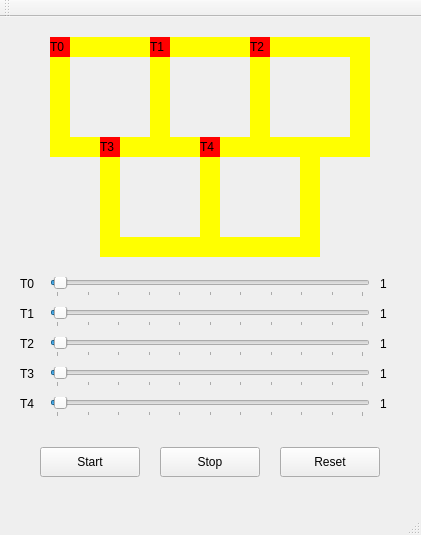
The window that mainwindow.ui (bigodel/uai) describes before a commit, drawn with Qt 5.
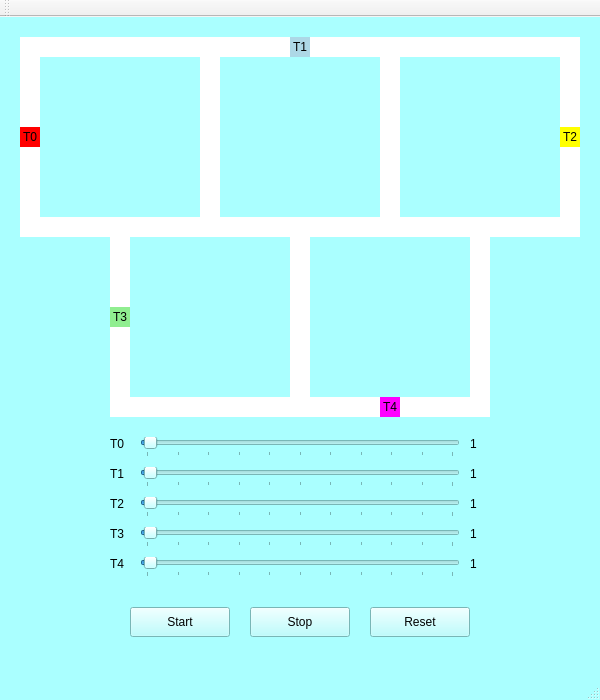
The same window after the commit.

Diff of the .ui file:
```diff
--- a/mainwindow.ui
+++ b/mainwindow.ui
@@ -6,25 +6,35 @@
    <rect>
     <x>0</x>
     <y>0</y>
-    <width>421</width>
-    <height>535</height>
+    <width>600</width>
+    <height>700</height>
    </rect>
   </property>
   <property name="windowTitle">
    <string>MainWindow</string>
   </property>
+  <property name="styleSheet">
+   <string notr="true">QMainWindow { background-color: rgb(170, 255, 255); }</string>
+  </property>
   <widget class="QWidget" name="centralWidget">
+   <property name="styleSheet">
+    <string notr="true">QWidget { background-color: rgb(170, 255, 255); }
+</string>
+   </property>
    <widget class="QLabel" name="label_trail0">
     <property name="geometry">
      <rect>
-      <x>70</x>
+      <x>40</x>
       <y>20</y>
-      <width>80</width>
+      <width>180</width>
       <height>20</height>
      </rect>
     </property>
+    <property name="autoFillBackground">
+     <bool>false</bool>
+    </property>
     <property name="styleSheet">
-     <string notr="true">QLabel { background: yellow}</string>
+     <string notr="true">QLabel { background: white }</string>
     </property>
     <property name="text">
      <string/>
@@ -33,14 +43,17 @@
    <widget class="QLabel" name="label_trail1">
     <property name="geometry">
      <rect>
-      <x>150</x>
-      <y>20</y>
+      <x>200</x>
+      <y>40</y>
       <width>20</width>
-      <height>120</height>
+      <height>180</height>
      </rect>
     </property>
+    <property name="autoFillBackground">
+     <bool>false</bool>
+    </property>
     <property name="styleSheet">
-     <string notr="true">QLabel { background: yellow}</string>
+     <string notr="true">QLabel { background: white }</string>
     </property>
     <property name="text">
      <string/>
@@ -49,14 +62,17 @@
    <widget class="QLabel" name="label_trail2">
     <property name="geometry">
      <rect>
-      <x>70</x>
-      <y>120</y>
-      <width>80</width>
+      <x>20</x>
+      <y>200</y>
+      <width>180</width>
       <height>20</height>
      </rect>
     </property>
+    <property name="autoFillBackground">
+     <bool>false</bool>
+    </property>
     <property name="styleSheet">
-     <string notr="true">QLabel { background: yellow}</string>
+     <string notr="true">QLabel { background: white }</string>
     </property>
     <property name="text">
      <string/>
@@ -65,14 +81,17 @@
    <widget class="QLabel" name="label_trail3">
     <property name="geometry">
      <rect>
-      <x>50</x>
+      <x>20</x>
       <y>20</y>
       <width>20</width>
-      <height>120</height>
+      <height>180</height>
      </rect>
     </property>
+    <property name="autoFillBackground">
+     <bool>false</bool>
+    </property>
     <property name="styleSheet">
-     <string notr="true">QLabel { background: yellow}</string>
+     <string notr="true">QLabel { background: white }</string>
     </property>
     <property name="text">
      <string/>
@@ -81,14 +100,17 @@
    <widget class="QLabel" name="label_trail4">
     <property name="geometry">
      <rect>
-      <x>170</x>
+      <x>220</x>
       <y>20</y>
-      <width>80</width>
+      <width>180</width>
       <height>20</height>
      </rect>
     </property>
+    <property name="autoFillBackground">
+     <bool>false</bool>
+    </property>
     <property name="styleSheet">
-     <string notr="true">QLabel { background: yellow}</string>
+     <string notr="true">QLabel { background: white }</string>
     </property>
     <property name="text">
      <string/>
@@ -97,14 +119,17 @@
    <widget class="QLabel" name="label_trail5">
     <property name="geometry">
      <rect>
-      <x>250</x>
-      <y>20</y>
+      <x>380</x>
+      <y>40</y>
       <width>20</width>
-      <height>120</height>
+      <height>180</height>
      </rect>
     </property>
+    <property name="autoFillBackground">
+     <bool>false</bool>
+    </property>
     <property name="styleSheet">
-     <string notr="true">QLabel { background: yellow}</string>
+     <string notr="true">QLabel { background: white }</string>
     </property>
     <property name="text">
      <string/>
@@ -113,14 +138,17 @@
    <widget class="QLabel" name="label_trail6">
     <property name="geometry">
      <rect>
-      <x>170</x>
-      <y>120</y>
-      <width>80</width>
+      <x>220</x>
+      <y>200</y>
+      <width>160</width>
       <height>20</height>
      </rect>
     </property>
+    <property name="autoFillBackground">
+     <bool>false</bool>
+    </property>
     <property name="styleSheet">
-     <string notr="true">QLabel { background: yellow}</string>
+     <string notr="true">QLabel { background: white }</string>
     </property>
     <property name="text">
      <string/>
@@ -129,14 +157,17 @@
    <widget class="QLabel" name="label_trail7">
     <property name="geometry">
      <rect>
-      <x>270</x>
+      <x>400</x>
       <y>20</y>
-      <width>80</width>
+      <width>180</width>
       <height>20</height>
      </rect>
     </property>
+    <property name="autoFillBackground">
+     <bool>false</bool>
+    </property>
     <property name="styleSheet">
-     <string notr="true">QLabel { background: yellow}</string>
+     <string notr="true">QLabel { background: white }</string>
     </property>
     <property name="text">
      <string/>
@@ -145,14 +176,17 @@
    <widget class="QLabel" name="label_trail8">
     <property name="geometry">
      <rect>
-      <x>350</x>
-      <y>20</y>
+      <x>560</x>
+      <y>40</y>
       <width>20</width>
-      <height>120</height>
+      <height>180</height>
      </rect>
     </property>
+    <property name="autoFillBackground">
+     <bool>false</bool>
+    </property>
     <property name="styleSheet">
-     <string notr="true">QLabel { background: yellow}</string>
+     <string notr="true">QLabel { background: white }</string>
     </property>
     <property name="text">
      <string/>
@@ -161,14 +195,17 @@
    <widget class="QLabel" name="label_trail9">
     <property name="geometry">
      <rect>
-      <x>270</x>
-      <y>120</y>
-      <width>80</width>
+      <x>400</x>
+      <y>200</y>
+      <width>160</width>
       <height>20</height>
      </rect>
     </property>
+    <property name="autoFillBackground">
+     <bool>false</bool>
+    </property>
     <property name="styleSheet">
-     <string notr="true">QLabel { background: yellow}</string>
+     <string notr="true">QLabel { background: white }</string>
     </property>
     <property name="text">
      <string/>
@@ -177,14 +214,17 @@
    <widget class="QLabel" name="label_trail10">
     <property name="geometry">
      <rect>
-      <x>200</x>
-      <y>140</y>
+      <x>290</x>
+      <y>220</y>
       <width>20</width>
-      <height>100</height>
+      <height>160</height>
      </rect>
     </property>
+    <property name="autoFillBackground">
+     <bool>false</bool>
+    </property>
     <property name="styleSheet">
-     <string notr="true">QLabel { background: yellow}</string>
+     <string notr="true">QLabel { background: white }</string>
     </property>
     <property name="text">
      <string/>
@@ -193,14 +233,17 @@
    <widget class="QLabel" name="label_trail11">
     <property name="geometry">
      <rect>
-      <x>120</x>
-      <y>220</y>
-      <width>80</width>
+      <x>130</x>
+      <y>380</y>
+      <width>180</width>
       <height>20</height>
      </rect>
     </property>
+    <property name="autoFillBackground">
+     <bool>false</bool>
+    </property>
     <property name="styleSheet">
-     <string notr="true">QLabel { background: yellow}</string>
+     <string notr="true">QLabel { background: white }</string>
     </property>
     <property name="text">
      <string/>
@@ -209,14 +252,17 @@
    <widget class="QLabel" name="label_trail12">
     <property name="geometry">
      <rect>
-      <x>100</x>
-      <y>140</y>
+      <x>110</x>
+      <y>220</y>
       <width>20</width>
-      <height>100</height>
+      <height>180</height>
      </rect>
     </property>
+    <property name="autoFillBackground">
+     <bool>false</bool>
+    </property>
     <property name="styleSheet">
-     <string notr="true">QLabel { background: yellow}</string>
+     <string notr="true">QLabel { background: white }</string>
     </property>
     <property name="text">
      <string/>
@@ -225,14 +271,17 @@
    <widget class="QLabel" name="label_trail14">
     <property name="geometry">
      <rect>
-      <x>220</x>
-      <y>220</y>
-      <width>80</width>
+      <x>310</x>
+      <y>380</y>
+      <width>180</width>
       <height>20</height>
      </rect>
     </property>
+    <property name="autoFillBackground">
+     <bool>false</bool>
+    </property>
     <property name="styleSheet">
-     <string notr="true">QLabel { background: yellow}</string>
+     <string notr="true">QLabel { background: white }</string>
     </property>
     <property name="text">
      <string/>
@@ -241,14 +290,17 @@
    <widget class="QLabel" name="label_trail13">
     <property name="geometry">
      <rect>
-      <x>300</x>
-      <y>140</y>
+      <x>470</x>
+      <y>220</y>
       <width>20</width>
-      <height>100</height>
+      <height>160</height>
      </rect>
     </property>
+    <property name="autoFillBackground">
+     <bool>false</bool>
+    </property>
     <property name="styleSheet">
-     <string notr="true">QLabel { background: yellow}</string>
+     <string notr="true">QLabel { background: white }</string>
     </property>
     <property name="text">
      <string/>
@@ -257,8 +309,8 @@
    <widget class="QPushButton" name="button_start">
     <property name="geometry">
      <rect>
-      <x>40</x>
-      <y>430</y>
+      <x>130</x>
+      <y>590</y>
       <width>100</width>
       <height>30</height>
      </rect>
@@ -270,8 +322,8 @@
    <widget class="QPushButton" name="button_stop">
     <property name="geometry">
      <rect>
-      <x>160</x>
-      <y>430</y>
+      <x>250</x>
+      <y>590</y>
       <width>100</width>
       <height>30</height>
      </rect>
@@ -283,8 +335,8 @@
    <widget class="QLabel" name="label_train0">
     <property name="geometry">
      <rect>
-      <x>50</x>
-      <y>20</y>
+      <x>20</x>
+      <y>110</y>
       <width>20</width>
       <height>20</height>
      </rect>
@@ -295,76 +347,94 @@
     <property name="text">
      <string>T0</string>
     </property>
+    <property name="alignment">
+     <set>Qt::AlignCenter</set>
+    </property>
    </widget>
    <widget class="QLabel" name="label_train1">
     <property name="geometry">
      <rect>
-      <x>150</x>
+      <x>290</x>
       <y>20</y>
       <width>20</width>
       <height>20</height>
      </rect>
     </property>
     <property name="styleSheet">
-     <string notr="true">QLabel { background: red}</string>
+     <string notr="true">QLabel { background: lightblue}</string>
     </property>
     <property name="text">
      <string>T1</string>
     </property>
+    <property name="alignment">
+     <set>Qt::AlignCenter</set>
+    </property>
    </widget>
    <widget class="QLabel" name="label_train2">
     <property name="geometry">
      <rect>
-      <x>250</x>
-      <y>20</y>
+      <x>560</x>
+      <y>110</y>
       <width>20</width>
       <height>20</height>
      </rect>
     </property>
     <property name="styleSheet">
-     <string notr="true">QLabel { background: red}</string>
+     <string notr="true">QLabel { background: yellow}</string>
     </property>
     <property name="text">
      <string>T2</string>
     </property>
+    <property name="alignment">
+     <set>Qt::AlignCenter</set>
+    </property>
    </widget>
    <widget class="QLabel" name="label_train3">
     <property name="geometry">
      <rect>
-      <x>100</x>
-      <y>120</y>
+      <x>110</x>
+      <y>290</y>
       <width>20</width>
       <height>20</height>
      </rect>
     </property>
+    <property name="autoFillBackground">
+     <bool>false</bool>
+    </property>
     <property name="styleSheet">
-     <string notr="true">QLabel { background: red}</string>
+     <string notr="true">QLabel { background: lightgreen}</string>
     </property>
     <property name="text">
      <string>T3</string>
     </property>
+    <property name="alignment">
+     <set>Qt::AlignCenter</set>
+    </property>
    </widget>
    <widget class="QLabel" name="label_train4">
     <property name="geometry">
      <rect>
-      <x>200</x>
-      <y>120</y>
+      <x>380</x>
+      <y>380</y>
       <width>20</width>
       <height>20</height>
      </rect>
     </property>
     <property name="styleSheet">
-     <string notr="true">QLabel { background: red}</string>
+     <string notr="true">QLabel { background: magenta}</string>
     </property>
     <property name="text">
      <string>T4</string>
     </property>
+    <property name="alignment">
+     <set>Qt::AlignCenter</set>
+    </property>
    </widget>
    <widget class="QPushButton" name="button_reset">
     <property name="geometry">
      <rect>
-      <x>280</x>
-      <y>430</y>
+      <x>370</x>
+      <y>590</y>
       <width>100</width>
       <height>30</height>
      </rect>
@@ -376,8 +446,8 @@
    <widget class="QSlider" name="slider_train0">
     <property name="geometry">
      <rect>
-      <x>50</x>
-      <y>260</y>
+      <x>140</x>
+      <y>420</y>
       <width>320</width>
       <height>20</height>
      </rect>
@@ -404,8 +474,8 @@
    <widget class="QSlider" name="slider_train1">
     <property name="geometry">
      <rect>
-      <x>50</x>
-      <y>290</y>
+      <x>140</x>
+      <y>450</y>
       <width>320</width>
       <height>20</height>
      </rect>
@@ -432,8 +502,8 @@
    <widget class="QSlider" name="slider_train2">
     <property name="geometry">
      <rect>
-      <x>50</x>
-      <y>320</y>
+      <x>140</x>
+      <y>480</y>
       <width>320</width>
       <height>20</height>
      </rect>
@@ -460,8 +530,8 @@
    <widget class="QSlider" name="slider_train3">
     <property name="geometry">
      <rect>
-      <x>50</x>
-      <y>350</y>
+      <x>140</x>
+      <y>510</y>
       <width>320</width>
       <height>20</height>
      </rect>
@@ -488,8 +558,8 @@
    <widget class="QSlider" name="slider_train4">
     <property name="geometry">
      <rect>
-      <x>50</x>
-      <y>380</y>
+      <x>140</x>
+      <y>540</y>
       <width>320</width>
       <height>20</height>
      </rect>
@@ -516,8 +586,8 @@
    <widget class="QLabel" name="label_slider0">
     <property name="geometry">
      <rect>
-      <x>20</x>
-      <y>260</y>
+      <x>110</x>
+      <y>420</y>
       <width>20</width>
       <height>14</height>
      </rect>
@@ -529,8 +599,8 @@
    <widget class="QLabel" name="label_slider1">
     <property name="geometry">
      <rect>
-      <x>20</x>
-      <y>290</y>
+      <x>110</x>
+      <y>450</y>
       <width>20</width>
       <height>14</height>
      </rect>
@@ -542,8 +612,8 @@
    <widget class="QLabel" name="label_slider3">
     <property name="geometry">
      <rect>
-      <x>20</x>
-      <y>350</y>
+      <x>110</x>
+      <y>510</y>
       <width>20</width>
       <height>14</height>
      </rect>
@@ -555,8 +625,8 @@
    <widget class="QLabel" name="label_slider4">
     <property name="geometry">
      <rect>
-      <x>20</x>
-      <y>380</y>
+      <x>110</x>
+      <y>540</y>
       <width>20</width>
       <height>14</height>
      </rect>
@@ -568,8 +638,8 @@
    <widget class="QLabel" name="label_slider2">
     <property name="geometry">
      <rect>
-      <x>20</x>
-      <y>320</y>
+      <x>110</x>
+      <y>480</y>
       <width>20</width>
       <height>14</height>
      </rect>
@@ -581,8 +651,8 @@
    <widget class="QLabel" name="label_speed1">
     <property name="geometry">
      <rect>
-      <x>380</x>
-      <y>290</y>
+      <x>470</x>
+      <y>450</y>
       <width>25</width>
       <height>14</height>
      </rect>
@@ -594,8 +664,8 @@
    <widget class="QLabel" name="label_speed2">
     <property name="geometry">
      <rect>
-      <x>380</x>
-      <y>320</y>
+      <x>470</x>
+      <y>480</y>
       <width>25</width>
       <height>14</height>
      </rect>
@@ -607,8 +677,8 @@
    <widget class="QLabel" name="label_speed4">
     <property name="geometry">
      <rect>
-      <x>380</x>
-      <y>380</y>
+      <x>470</x>
+      <y>540</y>
       <width>25</width>
       <height>14</height>
      </rect>
@@ -620,8 +690,8 @@
    <widget class="QLabel" name="label_speed0">
     <property name="geometry">
      <rect>
-      <x>380</x>
-      <y>260</y>
+      <x>470</x>
+      <y>420</y>
       <width>25</width>
       <height>14</height>
      </rect>
@@ -633,8 +703,8 @@
    <widget class="QLabel" name="label_speed3">
     <property name="geometry">
      <rect>
-      <x>380</x>
-      <y>350</y>
+      <x>470</x>
+      <y>510</y>
       <width>25</width>
       <height>14</height>
      </rect>
```
Left out of the diff: 40 changed lines with no effect on the pictures.
